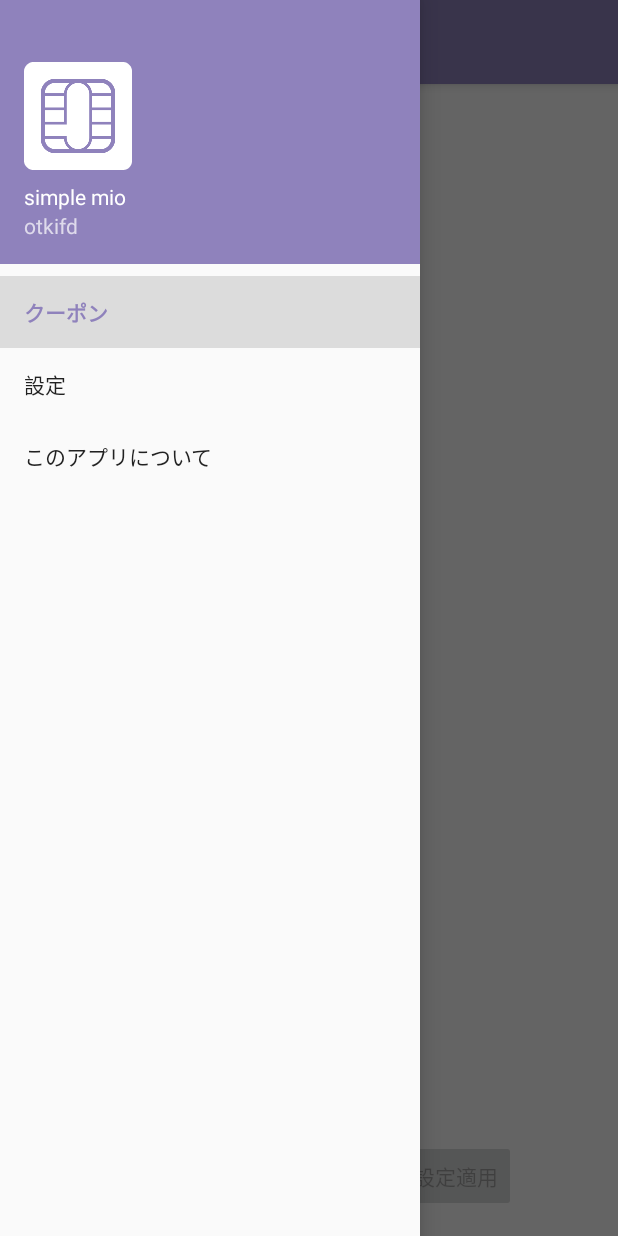
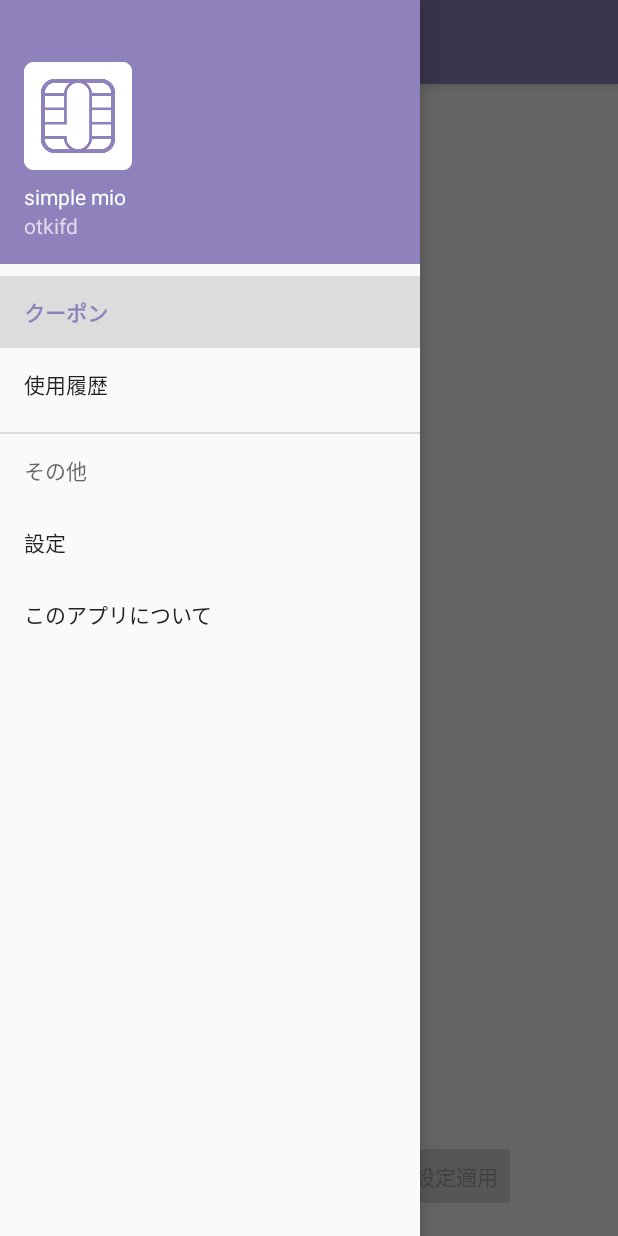
Before and after one commit to otsuka-kohei/simple-mio, an Android app: the screen it shows after launch (MainActivity), with the side drawer open, on a phone screen of 412 x 824 dp. Run offline under Robolectric (Android 15) with nearby library versions, the phone set to English and light mode, and no system bars; our stand-ins replace Volley; network calls fail.

Commit message:
クーポン使用履歴用Fragmentを用意した

```diff
--- a/app/build.gradle
+++ b/app/build.gradle
@@ -42,4 +42,5 @@ dependencies {
     implementation 'com.android.volley:volley:1.0.0'
     implementation 'com.squareup.moshi:moshi-kotlin:1.5.0'
     implementation 'androidx.core:core-ktx:0.3'
+    implementation 'com.github.PhilJay:MPAndroidChart:v2.2.5'
 }
--- a/app/src/main/java/com/otk1fd/simplemio/activity/MainActivity.kt
+++ b/app/src/main/java/com/otk1fd/simplemio/activity/MainActivity.kt
@@ -19,6 +19,7 @@ import com.otk1fd.simplemio.Util.Companion.showAlertDialog
 import com.otk1fd.simplemio.fragments.AboutFragment
 import com.otk1fd.simplemio.fragments.ConfigFragment
 import com.otk1fd.simplemio.fragments.CouponFragment
+import com.otk1fd.simplemio.fragments.HistoryFragment
 import com.otk1fd.simplemio.mio.MioUtil
 import kotlinx.android.synthetic.main.activity_main.*
 
@@ -26,14 +27,12 @@ import kotlinx.android.synthetic.main.activity_main.*
 class MainActivity : AppCompatActivity(), NavigationView.OnNavigationItemSelectedListener {
 
     private val couponFragment: CouponFragment = CouponFragment()
+    private val historyFragment: HistoryFragment = HistoryFragment()
     private val configFragment: ConfigFragment = ConfigFragment()
     private val aboutFragment: AboutFragment = AboutFragment()
 
     private lateinit var navigationView: NavigationView
 
-    private val couponFragmentName = "クーポン"
-    private val configFragmentName = "設定"
-    private val aboutFragmentName = "このアプリについて"
 
     override fun onCreate(savedInstanceState: Bundle?) {
         MioUtil.setUp(this, { startOAuth() })
@@ -43,7 +42,7 @@ class MainActivity : AppCompatActivity(), NavigationView.OnNavigationItemSelecte
 
         val toolbar: Toolbar = findViewById(R.id.toolbar)
         setSupportActionBar(toolbar)
-        toolbar.title = couponFragmentName
+        toolbar.title = getString(R.string.menu_coupon)
 
         val drawerLayout: DrawerLayout = findViewById(R.id.drawer_layout)
         val actionBarDrawerToggle = ActionBarDrawerToggle(
@@ -90,15 +89,19 @@ class MainActivity : AppCompatActivity(), NavigationView.OnNavigationItemSelecte
         when (item.itemId) {
             R.id.nav_coupon -> {
                 fragment = couponFragment
-                fragmentName = couponFragmentName
+                fragmentName = getString(R.string.menu_coupon)
+            }
+            R.id.nav_history -> {
+                fragment = historyFragment
+                fragmentName = getString(R.string.menu_history)
             }
             R.id.nav_config -> {
                 fragment = configFragment
-                fragmentName = configFragmentName
+                fragmentName = getString(R.string.menu_config)
             }
             R.id.nav_about -> {
                 fragment = aboutFragment
-                fragmentName = aboutFragmentName
+                fragmentName = getString(R.string.menu_about)
             }
         }
 
--- a/app/src/main/res/menu/activity_main_drawer.xml
+++ b/app/src/main/res/menu/activity_main_drawer.xml
@@ -7,17 +7,24 @@
         <item
             android:id="@+id/nav_coupon"
             android:checkable="true"
-            android:title="クーポン" />
-    </group>
-    <group android:checkableBehavior="single">
+            android:title="@string/menu_coupon" />
         <item
-            android:id="@+id/nav_config"
+            android:id="@+id/nav_history"
             android:checkable="true"
-            android:title="設定" />
-        <item
-            android:id="@+id/nav_about"
-            android:checkable="true"
-            android:title="このアプリについて" />
+            android:title="@string/menu_history" />
     </group>
 
+    <item android:title="その他">
+        <menu android:checkableBehavior="single">
+            <item
+                android:id="@+id/nav_config"
+                android:checkable="true"
+                android:title="@string/menu_config" />
+            <item
+                android:id="@+id/nav_about"
+                android:checkable="true"
+                android:title="@string/menu_about" />
+        </menu>
+    </item>
+
 </menu>
--- a/app/src/main/res/values/strings.xml
+++ b/app/src/main/res/values/strings.xml
@@ -14,6 +14,12 @@
     <string name="drawer_open">ドロワーを開く</string>
     <string name="drawer_close">ドロワーを閉じる</string>
 
+    <string name="menu_coupon">クーポン"</string>
+    <string name="menu_history">使用履歴</string>
+    <string name="menu_config">設定</string>
+    <string name="menu_about">このアプリについて</string>
+
+
     <string name="about">
         simple mio IIJ mio クーポンマネージャ\n
         &#169; 2018 otk1fd\n
--- a/build.gradle
+++ b/build.gradle
@@ -19,6 +19,7 @@ allprojects {
     repositories {
         google()
         jcenter()
+        maven { url "https://jitpack.io" }
     }
 }
 
```
Also changed, not shown: app/src/main/java/com/otk1fd/simplemio/fragments/HistoryFragment.kt (added, +267 -0 lines), app/src/main/java/com/otk1fd/simplemio/ui/HistoryExpandableListAdapter.kt (added, +95 -0 lines).
